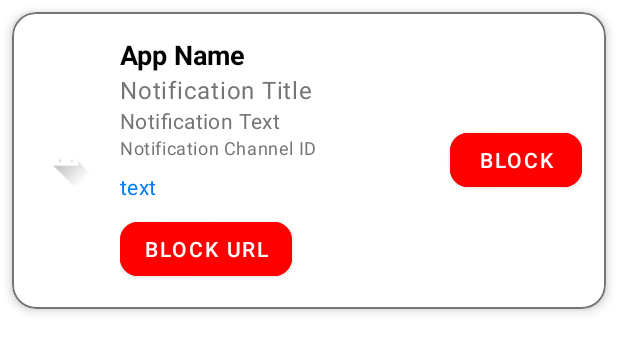
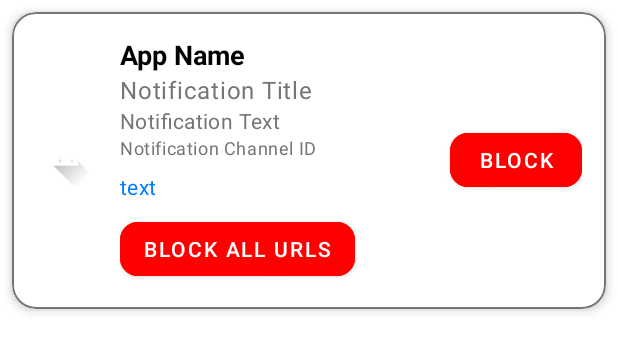
Before and after one commit to Pabir/NotifyGuard, an Android app: the layout item_app.xml on its own in the app's theme, with its tools: preview values and no code run, on a phone screen of 412 x 824 dp. Shown: the top 352 px of the screen. Run offline under Robolectric (Android 15) with nearby library versions, the phone set to English and light mode, and no system bars.

Commit message:
Successfully Added Block All Urls feature

```diff
--- a/app/src/main/res/layout/item_app.xml
+++ b/app/src/main/res/layout/item_app.xml
@@ -86,7 +86,7 @@
                 android:layout_width="wrap_content"
                 android:layout_height="wrap_content"
                 android:layout_marginTop="8dp"
-                android:text="@string/block_url"
+                android:text="Block All Urls"
                 android:backgroundTint="@color/red"
                 android:textColor="@android:color/white"
                 app:cornerRadius="12dp" />
--- a/app/src/main/res/layout/values/strings.xml
+++ b/app/src/main/res/layout/values/strings.xml
@@ -4,7 +4,7 @@
     <string name="block">Block</string>
     <string name="notification_title">Notification Title</string>
     <string name="unblock">Unblock</string>
-    <string name="block_url">Block Url</string>
+    <string name="block_url">Block All Urls</string>
     <string name="notification_title_text">Title: </string>
     <string name="full_screen_image">Full screen image</string>
     <string name="notification_text">Text: </string>
```
Also changed, not shown: app/src/main/java/com/pabirul/notifyguard/AppListAdapter.java (+27 -2 lines), 1 other file.
